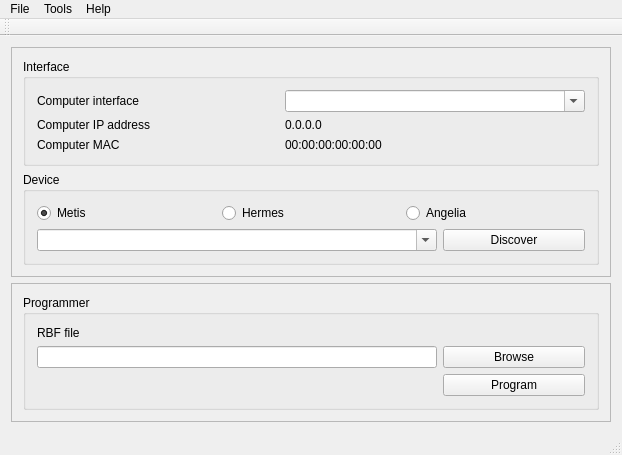
Old version of the form KV0S/HPSDRProgrammer_V2/mainwindow.ui in the repository TAPR/OpenHPSDR-SVN.
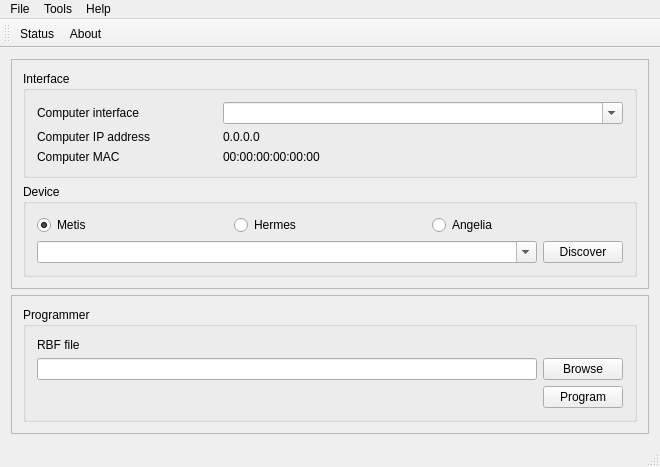
New version of the form. Icons and pictures are not drawn.

Commit message: fixed missing links in HPSDRProgrammer_v2 gui

Patch:
```diff
--- a/KV0S/HPSDRProgrammer_V2/mainwindow.ui
+++ b/KV0S/HPSDRProgrammer_V2/mainwindow.ui
@@ -6,7 +6,7 @@
    <rect>
     <x>0</x>
     <y>0</y>
-    <width>622</width>
+    <width>659</width>
     <height>450</height>
    </rect>
   </property>
@@ -44,14 +44,14 @@
           <item row="0" column="1">
            <widget class="QComboBox" name="interfaceComboBox">
             <property name="sizePolicy">
-             <sizepolicy hsizetype="Fixed" vsizetype="Fixed">
+             <sizepolicy hsizetype="Preferred" vsizetype="Fixed">
               <horstretch>0</horstretch>
               <verstretch>0</verstretch>
              </sizepolicy>
             </property>
             <property name="minimumSize">
              <size>
-              <width>300</width>
+              <width>400</width>
               <height>22</height>
              </size>
             </property>
@@ -149,7 +149,7 @@
               </property>
               <property name="minimumSize">
                <size>
-                <width>400</width>
+                <width>500</width>
                 <height>0</height>
                </size>
               </property>
@@ -218,7 +218,7 @@
             </property>
             <property name="minimumSize">
              <size>
-              <width>400</width>
+              <width>500</width>
               <height>22</height>
              </size>
             </property>
@@ -250,7 +250,7 @@
     <rect>
      <x>0</x>
      <y>0</y>
-     <width>622</width>
+     <width>659</width>
      <height>25</height>
     </rect>
    </property>
@@ -285,6 +285,8 @@
    <attribute name="toolBarBreak">
     <bool>false</bool>
    </attribute>
+   <addaction name="actionStatus"/>
+   <addaction name="actionAbout"/>
   </widget>
   <widget class="QStatusBar" name="statusBar"/>
   <action name="actionHelp">
```
Left out of the diff: 22 changed lines with no effect on the pictures. The commit also changes 5 other files.
